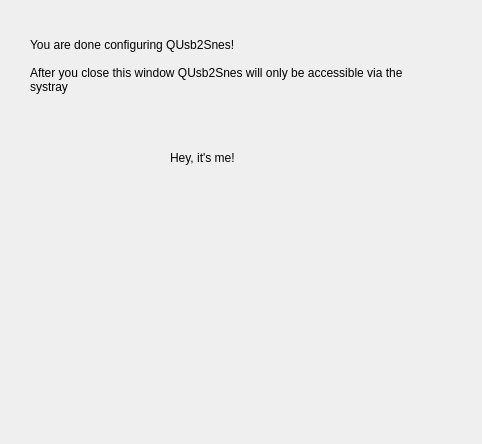
Skarsnik/QUsb2snes, file ui/wizard/lastpage.ui: the form before one commit.
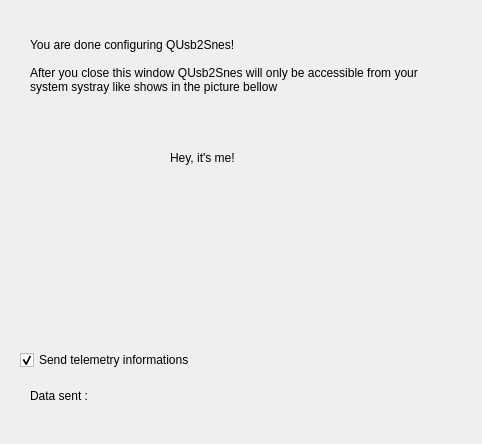
The form after the commit. Icons and pictures are not drawn.

Diff of the .ui file:
```diff
--- a/ui/wizard/lastpage.ui
+++ b/ui/wizard/lastpage.ui
@@ -25,23 +25,7 @@
    <property name="text">
     <string>You are done configuring QUsb2Snes!
 
-After you close this window QUsb2Snes will only be accessible via the systray</string>
-   </property>
-   <property name="wordWrap">
-    <bool>true</bool>
-   </property>
-  </widget>
-  <widget class="QLabel" name="label_2">
-   <property name="geometry">
-    <rect>
-     <x>140</x>
-     <y>320</y>
-     <width>221</width>
-     <height>81</height>
-    </rect>
-   </property>
-   <property name="text">
-    <string/>
+After you close this window QUsb2Snes will only be accessible from your system systray like shows in the picture bellow</string>
    </property>
    <property name="wordWrap">
     <bool>true</bool>
@@ -95,6 +79,38 @@
     <string>Hey, it's me!</string>
    </property>
   </widget>
+  <widget class="QCheckBox" name="telemetryCheckBox">
+   <property name="geometry">
+    <rect>
+     <x>20</x>
+     <y>350</y>
+     <width>191</width>
+     <height>20</height>
+    </rect>
+   </property>
+   <property name="text">
+    <string>Send telemetry informations</string>
+   </property>
+   <property name="checked">
+    <bool>true</bool>
+   </property>
+  </widget>
+  <widget class="QLabel" name="telemetryLabel">
+   <property name="geometry">
+    <rect>
+     <x>30</x>
+     <y>370</y>
+     <width>381</width>
+     <height>51</height>
+    </rect>
+   </property>
+   <property name="text">
+    <string>Data sent : </string>
+   </property>
+   <property name="wordWrap">
+    <bool>true</bool>
+   </property>
+  </widget>
  </widget>
  <resources>
   <include location="../../ressources.qrc"/>
```
